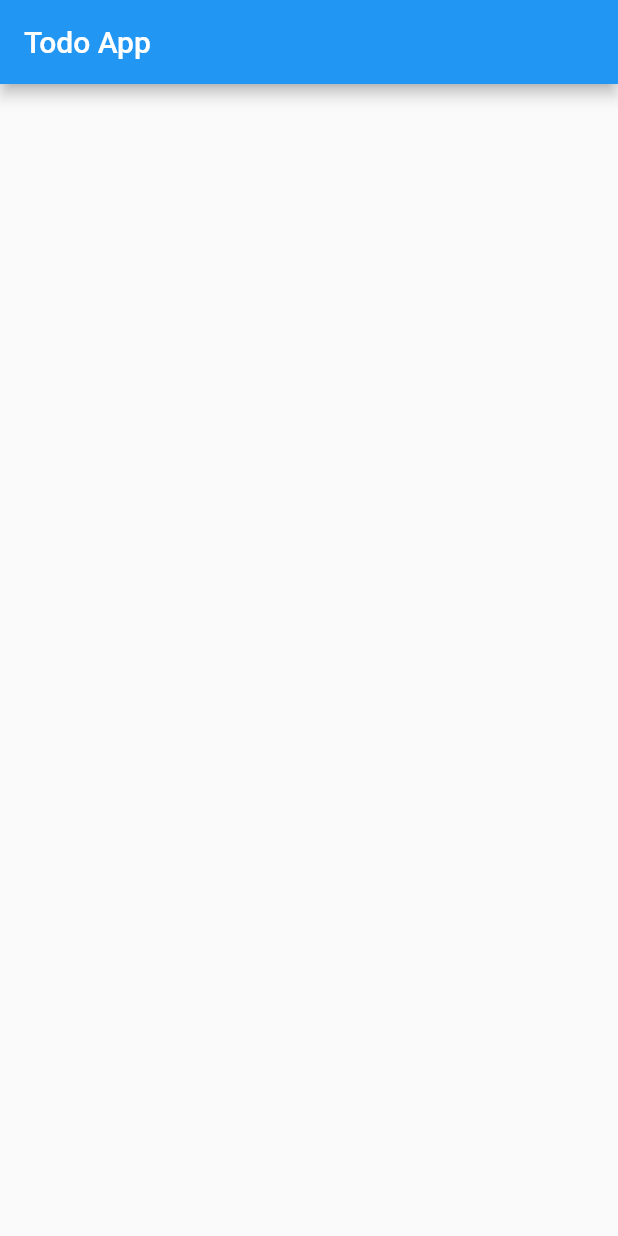
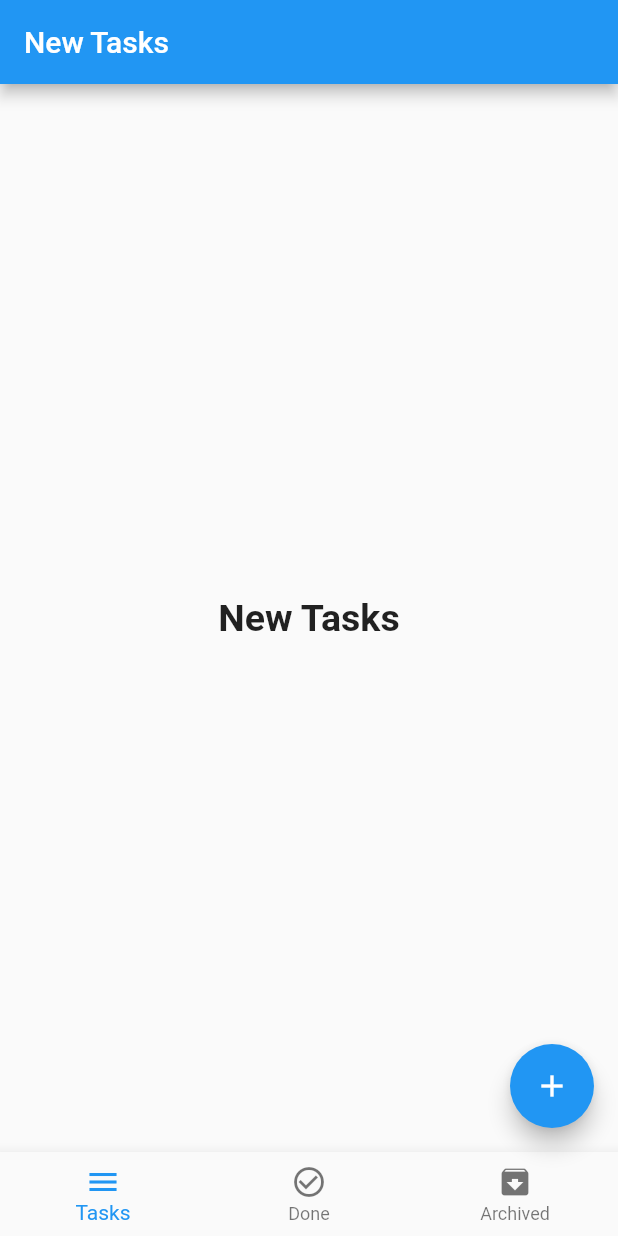
Before and after one commit to Bilal-eng/complete_todo_app, a Flutter app: the screen it shows after launch, on a phone screen of 412 x 824 dp. Run offline on Flutter 3.47's test engine with Material 2 defaults, Android fonts, the phone set to English and light mode, and no system bars.

Commit message:
Add BottomNavigationBar

```diff
--- /dev/null
+++ b/lib/layout/home_layout.dart
@@ -0,0 +1,56 @@
+import 'package:complete_todo_app/modules/archived_tasks/archived_tasks_screen.dart';
+import 'package:complete_todo_app/modules/done_tasks/done_tasks_screen.dart';
+import 'package:complete_todo_app/modules/new_tasks/new_tasks_screen.dart';
+import 'package:flutter/material.dart';
+
+class HomeLayout extends StatefulWidget {
+  const HomeLayout({Key? key}) : super(key: key);
+
+  @override
+  State<HomeLayout> createState() => _HomeLayoutState();
+}
+
+class _HomeLayoutState extends State<HomeLayout> {
+  int currentIndex = 0;
+
+  List<Widget> screens = [
+    NewTasksScreen(),
+    DoneTasksScreen(),
+    ArchivedTasksScreen(),
+  ];
+
+  List<String> titles = [
+    'New Tasks',
+    'Done Tasks',
+    'Archived Tasks',
+  ];
+
+  @override
+  Widget build(BuildContext context) {
+    return Scaffold(
+      appBar: AppBar(
+        title: Text(titles[currentIndex]),
+      ),
+      body: screens[currentIndex],
+      floatingActionButton: FloatingActionButton(
+        onPressed: () {},
+        child: Icon(Icons.add),
+      ),
+      bottomNavigationBar: BottomNavigationBar(
+          type: BottomNavigationBarType.fixed,
+          currentIndex: currentIndex,
+          onTap: (index) {
+            setState(() {
+              currentIndex = index;
+            });
+          },
+          items: [
+            BottomNavigationBarItem(icon: Icon(Icons.menu), label: 'Tasks'),
+            BottomNavigationBarItem(
+                icon: Icon(Icons.check_circle_outline), label: 'Done'),
+            BottomNavigationBarItem(
+                icon: Icon(Icons.archive), label: 'Archived'),
+          ]),
+    );
+  }
+}
--- a/lib/main.dart
+++ b/lib/main.dart
@@ -1,4 +1,6 @@
 import 'package:flutter/material.dart';
+
+import 'layout/home_layout.dart';
 
 void main() {
   runApp(const MyApp());
@@ -11,11 +13,8 @@
   @override
   Widget build(BuildContext context) {
     return MaterialApp(
-      title: 'Flutter Demo',
-      home: Scaffold(
-          appBar: AppBar(
-        title: Text('Todo App'),
-      )),
+      debugShowCheckedModeBanner: false,
+      home: HomeLayout(),
     );
   }
 }
--- /dev/null
+++ b/lib/modules/new_tasks/new_tasks_screen.dart
@@ -0,0 +1,18 @@
+import 'package:flutter/material.dart';
+
+class NewTasksScreen extends StatelessWidget {
+  const NewTasksScreen({Key? key}) : super(key: key);
+
+  @override
+  Widget build(BuildContext context) {
+    return Center(
+      child: Text(
+        'New Tasks',
+        style: TextStyle(
+          fontSize: 25.0,
+          fontWeight: FontWeight.bold,
+        ),
+      ),
+    );
+  }
+}
```
Also changed, not shown: lib/modules/archived_tasks/archived_tasks_screen.dart (added, +18 -0 lines), lib/modules/done_tasks/done_tasks_screen.dart (added, +18 -0 lines), 12 other files.
